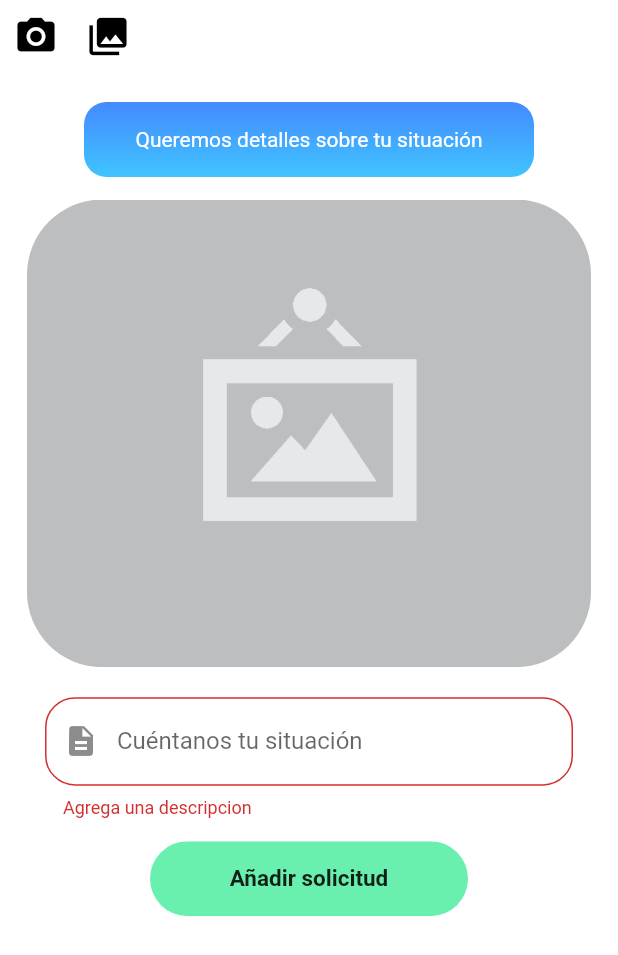
After one commit to elroir/AutorepAI, a Flutter app: the ServiceScreen screen opened directly, after a tap on "Añadir solicitud", on a phone screen of 412 x 824 dp. The commit adds this screen. Shown: the top 955 px of the screen. Run offline on Flutter 3.47's test engine with Material 2 defaults, Android fonts, the phone set to English and light mode, and no system bars; our stand-ins replace firebase_storage, flutter_feather_icons, get, image_picker; missing offline and left inert: google_ml_kit; accounts and stored records are empty.

Commit message:
updating ale

```diff
--- a/lib/routes.dart
+++ b/lib/routes.dart
@@ -3,6 +3,7 @@ import 'package:flutter/material.dart';
 import 'package:flutter_feather_icons/flutter_feather_icons.dart';
 import 'package:ingemec/screens/client_screen.dart';
 import 'package:ingemec/screens/home_screen.dart';
+import 'package:ingemec/screens/servicios/service_screen.dart';
 import 'package:ingemec/screens/works_screen.dart';
 
 final pageRoutesSPA = <RouteSPA>[
@@ -10,7 +11,7 @@ final pageRoutesSPA = <RouteSPA>[
   RouteSPA(index:0,icon: FeatherIcons.home,text: 'Inicio',page: HomeScreen()),
   RouteSPA(index:1,icon: FeatherIcons.user,text: 'Clientes',page: ClientsScreen()),
   RouteSPA(index:2,icon: FeatherIcons.clipboard,text: 'Trabajos',page: WorksScreen()),
-  RouteSPA(index:3,icon: FeatherIcons.briefcase,text: 'Servicios',page: HomeScreen()),
+  RouteSPA(index:3,icon: FeatherIcons.briefcase,text: 'Servicios',page: ServiceScreen()),
   RouteSPA(index:4,icon: FeatherIcons.users,text: 'Personal',page: HomeScreen()),
   RouteSPA(index:5,icon: FeatherIcons.settings,text: 'Configuracion',page: HomeScreen()),
 
--- /dev/null
+++ b/lib/screens/servicios/service_screen.dart
@@ -0,0 +1,199 @@
+
+import 'dart:io';
+import 'dart:convert';
+import 'package:flutter/material.dart';
+import 'package:image_picker/image_picker.dart';
+import 'package:ingemec/providers/orden_trabajo_provider.dart';
+import 'package:ingemec/widgets/bottom_submit.dart';
+import 'package:ingemec/widgets/header_background.dart';
+import 'package:ingemec/widgets/modal_progress_indicator.dart';
+
+class ServiceScreen extends StatefulWidget {
+  @override
+  _ServiceScreenState createState() => _ServiceScreenState();
+}
+
+class _ServiceScreenState extends State<ServiceScreen> {
+
+  File foto;
+  String fotoUrl;
+  bool _isloading;
+
+  final _keyForm = new GlobalKey<FormState>();
+
+  String descripcion = '';
+
+  @override
+  void initState() {
+    _isloading = false;
+    super.initState();
+  }
+
+  @override
+  Widget build(BuildContext context) {
+    return Scaffold(
+      body: ModalProgressIndicator(
+        body: anadirImagenWidget(_keyForm),
+        texto: 'Analizando el nivel de prioridad...',
+        color: Colors.blue[200],
+        isloading: _isloading,
+      ),
+      //backgroundColor: Colors.blue[50]
+    );
+  }
+
+  Widget _mostrarFoto() {
+
+    if (fotoUrl != null) {
+      //TOdo tengo que hacer esto
+      return Container();
+    } else {
+      return Container(
+        child: Padding(
+          padding: EdgeInsets.symmetric(horizontal: 18.0),
+          child: ClipRRect(
+            borderRadius: BorderRadius.circular(50),
+            child: (foto != null)
+            ? Image.file(
+              foto,
+              fit: BoxFit.cover,
+              height: 300.0,
+            )
+            : Image.asset('assets/no-image.png'),
+          ),
+        ),
+      );
+    }
+  }
+
+  _seleccionarFoto() async => await _procesarImagen(ImageSource.gallery);
+  _tomarFoto() async => await _procesarImagen(ImageSource.camera);
+
+  _procesarImagen(ImageSource origen) async {
+
+    final _picker = ImagePicker();
+    final pickedFile = await _picker.getImage(source: origen);
+
+    foto = File(pickedFile.path);
+
+    if ( foto != null ) {
+      print('si es distinto de null la foto omg') ;
+    }
+
+    setState(() {});
+  }
+
+  Widget anadirImagenWidget(_keyForm) {
+    return SingleChildScrollView(
+      child: Column(
+        mainAxisAlignment: MainAxisAlignment.center,
+        children: <Widget>[
+
+        Row(
+          children: [
+            IconButton(
+              icon: Icon(
+                Icons.camera_alt,
+                color: Colors.black,
+              ),
+              onPressed: () => _tomarFoto()
+            ),
+            IconButton(
+              icon: Icon(
+                Icons.photo_library,
+                color: Colors.black,
+              ),
+              onPressed: () => _seleccionarFoto()
+            ),
+          ],
+        ),
+
+          SizedBox(height: 20),
+          HeaderWidgetBackground(
+            bottomLeft: 15, topLeft: 15,
+            bottomright: 15,topright: 15,
+            color1: Colors.blueAccent,
+            color2: Colors.lightBlueAccent,
+            width: 300, height: 50,
+            child: Center(
+              child: Padding(
+                padding: const EdgeInsets.all(8.0),
+                child: Text('Queremos detalles sobre tu situación',
+                 style: TextStyle(color: Colors.white,),
+                ),
+              )
+            ),
+          ),
+          SizedBox(height: 15,),
+
+          _mostrarFoto(),
+          SizedBox(height: 20),
+          datosImagen(_keyForm),
+        ],
+      ),
+    );
+  }
+
+  Widget datosImagen(_keyForm) {
+    return Form(
+      key: _keyForm,
+      child: Column(
+        children: <Widget>[
+          Padding(
+            padding: EdgeInsets.symmetric(horizontal: 30.0),
+            child: TextFormField(
+              validator: (value) => value.isEmpty ? 'Agrega una descripcion' : null,
+              onChanged: (value) => setState(() => descripcion = value),
+              decoration: InputDecoration(
+                border: OutlineInputBorder(
+                  borderRadius: BorderRadius.circular(20),
+                ),
+                labelText: 'Cuéntanos tu situación' ,
+                prefixIcon: Icon( Icons.description),
+                hintText: 'Ej.: Sin comida',
+              ),
+            ),
+          ),
+
+
+          SizedBox(height: 15),
+          BotonSubmit(
+            texto: 'Añadir solicitud',
+            color: Colors.greenAccent,
+            onPress: () => _enviarButton(),
+          )
+        ],
+      ),
+    );
+  }
+
+  _enviarButton() async {
+
+    if ( _keyForm.currentState.validate() ) {
+
+      setState(() => _isloading = !_isloading);
+
+      OrdenTrabajoProvider ordenProvider = new OrdenTrabajoProvider();
+
+      String imagenUrl = await ordenProvider.subirImagen(foto);
+
+      print('esta es la url de la fotito');
+      print(imagenUrl);
+
+      String image64 = base64Encode(foto.readAsBytesSync());
+      print(image64);
+
+      Map<String, String> dato = {
+        "codigo" : "123",
+        "foto"   : imagenUrl
+      };
+
+       ordenProvider.storeOrden( dato );
+
+      setState(() => _isloading = !_isloading);
+
+    }else{
+      print('falta lad descripcion');
+    }
+  }
+}
--- /dev/null
+++ b/lib/widgets/bottom_submit.dart
@@ -0,0 +1,39 @@
+import 'package:flutter/material.dart';
+
+class BotonSubmit extends StatelessWidget {
+
+  final Color color;
+  final String texto;
+  final double size;
+  final Function onPress;
+
+  BotonSubmit({
+    @required this.color,
+    @required this.texto,
+    this.size = 15.0,
+    @required this.onPress
+  });
+
+  @override
+  Widget build(BuildContext context) {
+    return ClipRRect(
+      borderRadius: BorderRadius.circular(100),
+      child: FlatButton(
+        color: this.color ,
+        onPressed: this.onPress,
+        child: Container(
+          width: 180,
+          height: 50,
+          child: Center(
+            child: Text( this.texto,
+              style: TextStyle(
+                fontSize: this.size,
+                fontWeight: FontWeight.bold
+              ),
+            )
+          ),
+        ),
+      ),
+    );
+  }
+}
--- /dev/null
+++ b/lib/widgets/header_background.dart
@@ -0,0 +1,61 @@
+
+import 'package:flutter/material.dart';
+
+class HeaderWidgetBackground extends StatelessWidget {
+
+  final Color color1;
+  final Color color2;
+
+  final double bottomLeft;
+  final double bottomright;
+  final double topLeft;
+  final double topright;
+
+  final double height;
+  final double width;
+
+  final Widget child;
+
+  HeaderWidgetBackground({
+    @required this.color1,
+    @required this.color2,
+    this.bottomLeft  = 0,
+    this.bottomright = 0,
+    this.topLeft     = 0,
+    this.topright    = 0,
+    this.height      = 270,
+    @required this.width,
+    this.child
+  });
+
+  @override
+  Widget build(BuildContext context) {
+
+    //final width = MediaQuery.of(context).size.width;
+
+    return Container(
+      width: this.width,
+      height: this.height,
+      decoration: BoxDecoration(
+        // color: Colors.red,
+        borderRadius: BorderRadius.only(
+          bottomLeft: Radius.circular(this.bottomLeft),
+          bottomRight:Radius.circular(this.bottomright) ,
+          topLeft: Radius.circular(this.topLeft),
+          topRight: Radius.circular(this.topright)
+          //Radius.circular(80)
+        ),
+        gradient: LinearGradient(
+          begin: Alignment.topCenter,
+          end: Alignment.bottomCenter,
+          colors: <Color>[
+            this.color1,
+            this.color2,
+
+          ]
+        )
+      ),
+      child: this.child ?? Container(),
+    );
+  }
+}
--- /dev/null
+++ b/lib/widgets/modal_progress_indicator.dart
@@ -0,0 +1,105 @@
+
+import 'package:flutter/material.dart';
+
+
+class ModalProgressIndicator extends StatelessWidget {
+
+  final Widget body;
+  final String texto;
+  final Color color;
+  final bool isloading;
+
+  ModalProgressIndicator({
+    @required this.body,
+    this.texto = 'Esta cargando',
+    this.color = Colors.lightBlue,
+    this.isloading = false
+  }) ;
+
+  @override
+  Widget build(BuildContext context) {
+    return Container(
+      child: Stack(
+        children: <Widget>[
+          body,
+
+          (isloading)?
+          Container(
+            alignment: AlignmentDirectional.center,
+            decoration: BoxDecoration(
+              color: Colors.white70,
+            ),
+            child: _ProgressIndicator(
+              texto: this.texto,
+              color: this.color,
+            )
+          )
+          : Container()
+          //:Text('Aqui estoy'),
+        ],
+      ),
+    );
+
+  }
+
+}
+
+class _ProgressIndicator extends StatelessWidget {
+
+  final String texto;
+  final Color color;
+
+  _ProgressIndicator({
+    this.texto ,
+    this.color
+  });
+  //Colors.blue[200]
+
+  @override
+  Widget build(BuildContext context) {
+    return Container(
+      decoration: BoxDecoration(
+        //color: this.color,
+        gradient: LinearGradient(
+          begin: Alignment.topCenter,
+          end: Alignment.bottomCenter,
+          colors: <Color>[
+            Colors.blueAccent,
+            Colors.lightBlueAccent[100],
+          ]
+        ),
+        borderRadius: BorderRadius.circular(10.0)
+      ),
+      width: 300.0,
+      height: 200.0,
+      alignment: AlignmentDirectional.center,
+      child: Column(
+        crossAxisAlignment: CrossAxisAlignment.center,
+        mainAxisAlignment: MainAxisAlignment.center,
+        children: <Widget>[
+          Center(
+            child: SizedBox( height: 50.0, width: 50.0,
+              child: CircularProgressIndicator(
+                //backgroundColor: Colors.white,
+                value: null,
+                strokeWidth: 7.0,
+              ),
+            ),
+          ),
+          Container(
+            margin: EdgeInsets.only(top: 25.0),
+            child: Center(
+              child: Text( this.texto,
+                style:TextStyle(
+                  fontSize: 18,
+                  color: Colors.white,
+                  fontWeight: FontWeight.bold
+                ),
+              ),
+            ),
+          )
+        ],
+      )
+    );
+  }
+}
```
Also changed, not shown: lib/models/orden_trabajo_model.dart (added, +40 -0 lines), lib/providers/orden_trabajo_provider.dart (added, +36 -0 lines), lib/styles.dart (+10 -5 lines), pubspec.yaml (+11 -4 lines), assets/no-image.png (added), pubspec.lock, 5 other files.
